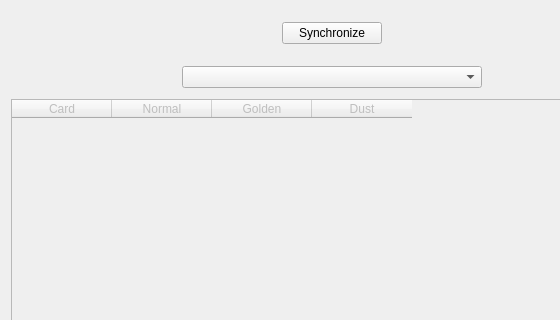
Qt form app/src/gui/mainwindow.ui (ifeherva/HearthDuster) before a commit; both pictures show x 0 to 560 and y 0 to 320 of the 665 by 489 pixel window.
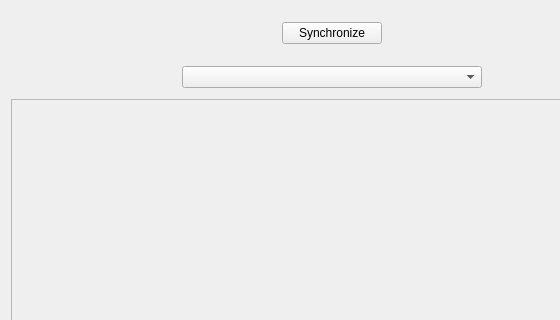
The same form after that commit.

Commit message: Rows are now colored according to card rarity

Patch:
```diff
--- a/app/src/gui/mainwindow.ui
+++ b/app/src/gui/mainwindow.ui
@@ -80,28 +80,8 @@
        <set>QAbstractItemView::NoEditTriggers</set>
       </property>
       <property name="columnCount">
-       <number>4</number>
+       <number>0</number>
       </property>
-      <column>
-       <property name="text">
-        <string>Card</string>
-       </property>
-      </column>
-      <column>
-       <property name="text">
-        <string>Normal</string>
-       </property>
-      </column>
-      <column>
-       <property name="text">
-        <string>Golden</string>
-       </property>
-      </column>
-      <column>
-       <property name="text">
-        <string>Dust</string>
-       </property>
-      </column>
      </widget>
     </item>
    </layout>
```
Left out of the diff: 3 changed lines with no effect on the pictures. The commit also changes 1 other file.
